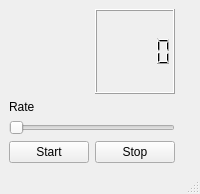
Old version of the form ui/design_cam_flooder_gui.ui in the repository DamienDaco/cam_flooder_gui.
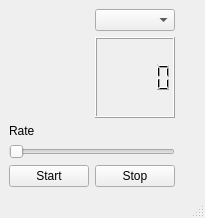
New version of the form.

Commit message: Added list of network interfaces and network functions

Patch:
```diff
--- a/ui/design_cam_flooder_gui.ui
+++ b/ui/design_cam_flooder_gui.ui
@@ -6,8 +6,8 @@
    <rect>
     <x>0</x>
     <y>0</y>
-    <width>200</width>
-    <height>194</height>
+    <width>205</width>
+    <height>218</height>
    </rect>
   </property>
   <property name="windowTitle">
@@ -15,7 +15,7 @@
   </property>
   <widget class="QWidget" name="centralwidget">
    <layout class="QGridLayout" name="gridLayout">
-    <item row="3" column="2">
+    <item row="4" column="2">
      <spacer name="horizontalSpacer">
       <property name="orientation">
        <enum>Qt::Horizontal</enum>
@@ -28,7 +28,7 @@
       </property>
      </spacer>
     </item>
-    <item row="0" column="0">
+    <item row="1" column="0">
      <spacer name="verticalSpacer">
       <property name="orientation">
        <enum>Qt::Vertical</enum>
@@ -41,21 +41,21 @@
       </property>
      </spacer>
     </item>
-    <item row="3" column="0">
+    <item row="4" column="0">
      <widget class="QPushButton" name="start_button">
       <property name="text">
        <string>Start</string>
       </property>
      </widget>
     </item>
-    <item row="3" column="1">
+    <item row="4" column="1">
      <widget class="QPushButton" name="stop_button">
       <property name="text">
        <string>Stop</string>
       </property>
      </widget>
     </item>
-    <item row="1" column="0">
+    <item row="2" column="0">
      <widget class="QLabel" name="rate_label">
       <property name="text">
        <string>Rate</string>
@@ -65,16 +65,19 @@
       </property>
      </widget>
     </item>
-    <item row="2" column="0" colspan="2">
+    <item row="3" column="0" colspan="2">
      <widget class="QSlider" name="rate_slider">
       <property name="orientation">
        <enum>Qt::Horizontal</enum>
       </property>
      </widget>
     </item>
-    <item row="0" column="1">
+    <item row="1" column="1">
      <widget class="QLCDNumber" name="lcd_number"/>
     </item>
+    <item row="0" column="1">
+     <widget class="QComboBox" name="interface_box"/>
+    </item>
    </layout>
   </widget>
   <widget class="QMenuBar" name="menubar">
```
Left out of the diff: 2 changed lines with no effect on the pictures. The commit also changes 4 other files.
